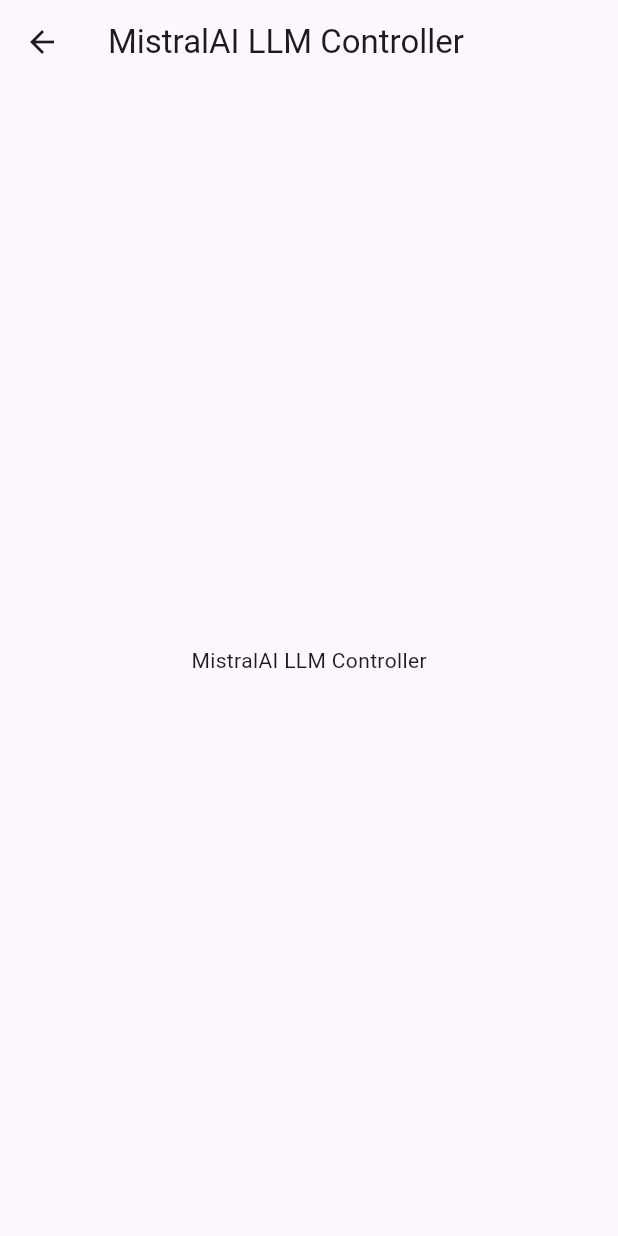
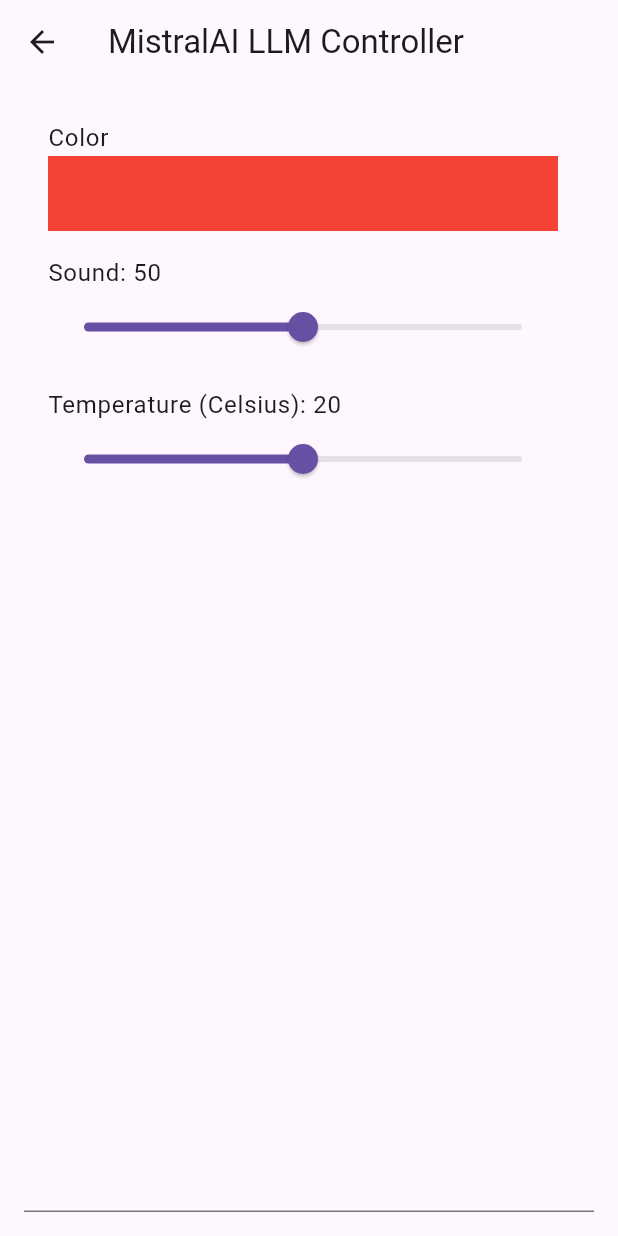
Before and after one commit to nomtek/flutter_ai_examples, a Flutter app: the MistralAiLlmControllerPage screen opened by its route, on a phone screen of 412 x 824 dp. Run offline on Flutter 3.47's test engine with Material 3 defaults, Android fonts, the phone set to English and light mode, and no system bars; our stand-ins replace go_router; missing offline and left inert: mistralai_client_dart; generated files the repository leaves out were written again.

Commit message:
Setup UI for LLM controller

```diff
--- a/lib/mistral_ai_llm_controller_example/mistral_ai_llm_controller_page.dart
+++ b/lib/mistral_ai_llm_controller_example/mistral_ai_llm_controller_page.dart
@@ -10,15 +10,61 @@ class MistralAiLlmControllerPage extends StatefulWidget {
 
 class _MistralAiLlmControllerPageState
     extends State<MistralAiLlmControllerPage> {
+  final TextEditingController commandInputController = TextEditingController();
+  int sound = 50;
+  int temperature = 20;
+
   @override
   Widget build(BuildContext context) {
     return Scaffold(
       appBar: AppBar(
         title: const Text('MistralAI LLM Controller'),
       ),
-      body: const SafeArea(
-        child: Center(
-          child: Text('MistralAI LLM Controller'),
+      body: SafeArea(
+        child: Padding(
+          padding: const EdgeInsets.all(16),
+          child: Column(
+            children: [
+              Expanded(
+                child: ListView(
+                  children: [
+                    ListTile(
+                      title: const Text('Color'),
+                      subtitle: Container(
+                        color: Colors.red,
+                        height: 50,
+                      ),
+                    ),
+                    ListTile(
+                      title: Text('Sound: $sound '),
+                      subtitle: Slider(
+                        min: 0,
+                        max: 100,
+                        value: sound.toDouble(),
+                        onChanged: (value) => setState(
+                          () => sound = value.toInt(),
+                        ),
+                      ),
+                    ),
+                    ListTile(
+                      title: Text('Temperature (Celsius): $temperature'),
+                      subtitle: Slider(
+                        min: 15,
+                        max: 25,
+                        value: temperature.toDouble(),
+                        onChanged: (value) => setState(
+                          () => temperature = value.toInt(),
+                        ),
+                      ),
+                    ),
+                  ],
+                ),
+              ),
+              TextField(
+                controller: commandInputController,
+              ),
+            ],
+          ),
         ),
       ),
     );
```
